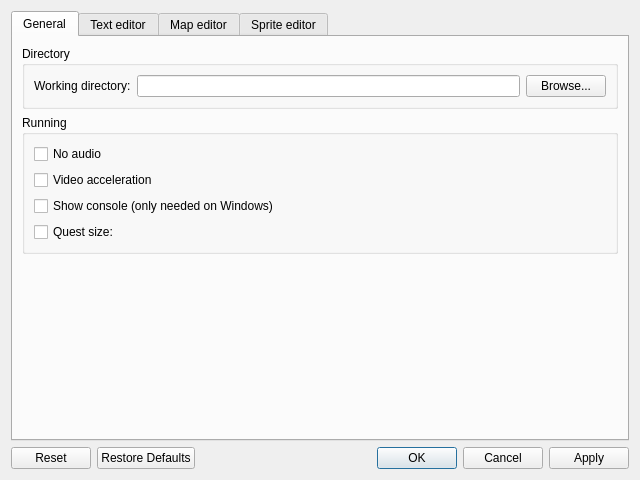
First picture: the form in src/gui/settings_dialog.ui, repository solarus-games/solarus-quest-editor, before the edit.
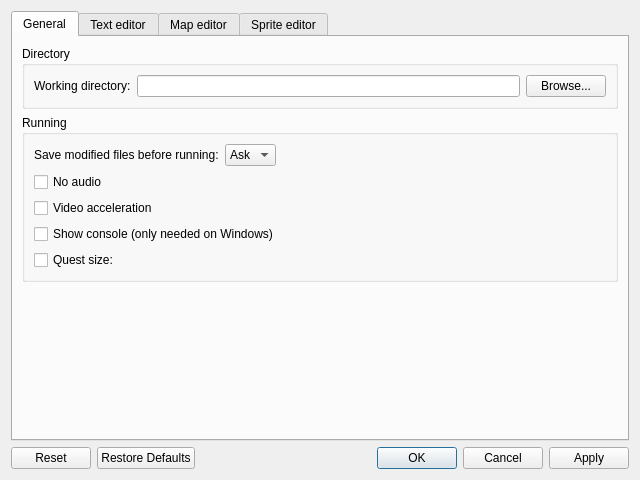
Second picture: the form after the edit. Custom widgets are drawn as their Qt base class.

Commit message:
Allow to automatically save files before running the quest
Closes #90.

What changed in the file:
```diff
--- a/src/gui/settings_dialog.ui
+++ b/src/gui/settings_dialog.ui
@@ -60,6 +60,49 @@
           <string>Running</string>
          </property>
          <layout class="QVBoxLayout" name="verticalLayout_4">
+          <item>
+           <layout class="QHBoxLayout" name="save_files_layout">
+            <item>
+             <widget class="QLabel" name="save_files_label">
+              <property name="text">
+               <string>Save modified files before running:</string>
+              </property>
+             </widget>
+            </item>
+            <item>
+             <widget class="QComboBox" name="save_files_field">
+              <item>
+               <property name="text">
+                <string>Ask</string>
+               </property>
+              </item>
+              <item>
+               <property name="text">
+                <string>Yes</string>
+               </property>
+              </item>
+              <item>
+               <property name="text">
+                <string>No</string>
+               </property>
+              </item>
+             </widget>
+            </item>
+            <item>
+             <spacer name="save_files_spacer">
+              <property name="orientation">
+               <enum>Qt::Horizontal</enum>
+              </property>
+              <property name="sizeHint" stdset="0">
+               <size>
+                <width>40</width>
+                <height>20</height>
+               </size>
+              </property>
+             </spacer>
+            </item>
+           </layout>
+          </item>
           <item>
            <widget class="QCheckBox" name="no_audio_field">
             <property name="text">
```
The commit also changes 8 other files.
